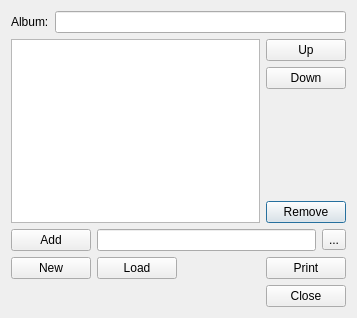
Old version of the form mscore/mscore/album.ui in the repository musescore/musescore-old.
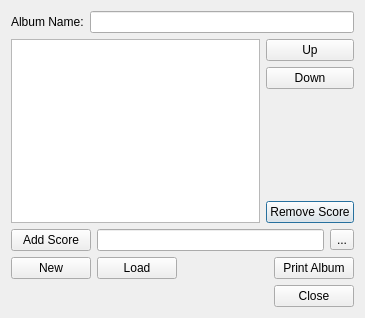
New version of the form.

The edit to the form file:
```diff
--- a/mscore/mscore/album.ui
+++ b/mscore/mscore/album.ui
@@ -6,7 +6,7 @@
    <rect>
     <x>0</x>
     <y>0</y>
-    <width>357</width>
+    <width>365</width>
     <height>318</height>
    </rect>
   </property>
@@ -22,7 +22,7 @@
      <item>
       <widget class="QLabel" name="label">
        <property name="text">
-        <string>Album:</string>
+        <string>Album Name:</string>
        </property>
       </widget>
      </item>
@@ -49,7 +49,7 @@
      <item row="5" column="1">
       <widget class="QPushButton" name="remove">
        <property name="text">
-        <string>Remove</string>
+        <string>Remove Score</string>
        </property>
       </widget>
      </item>
@@ -77,7 +77,7 @@
      <item>
       <widget class="QPushButton" name="add">
        <property name="text">
-        <string>Add</string>
+        <string>Add Score</string>
        </property>
       </widget>
      </item>
@@ -128,7 +128,7 @@
      <item>
       <widget class="QPushButton" name="print">
        <property name="text">
-        <string>Print</string>
+        <string>Print Album</string>
        </property>
       </widget>
      </item>
```
Left out of the diff: 36 changed lines with no effect on the pictures.
